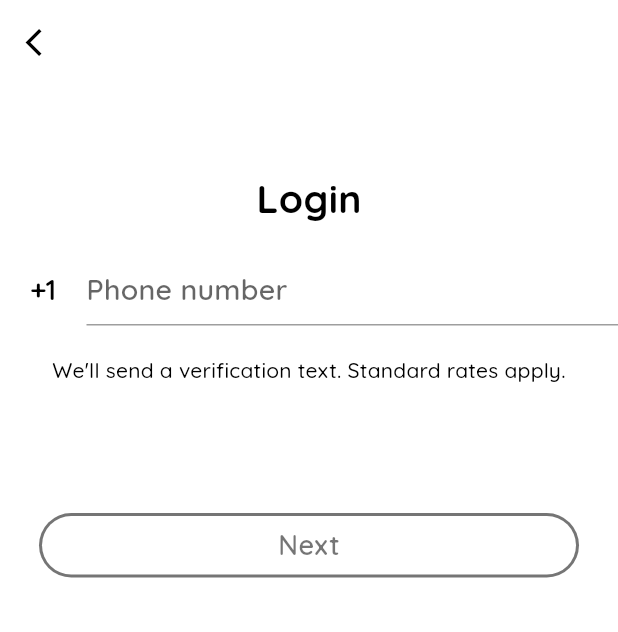
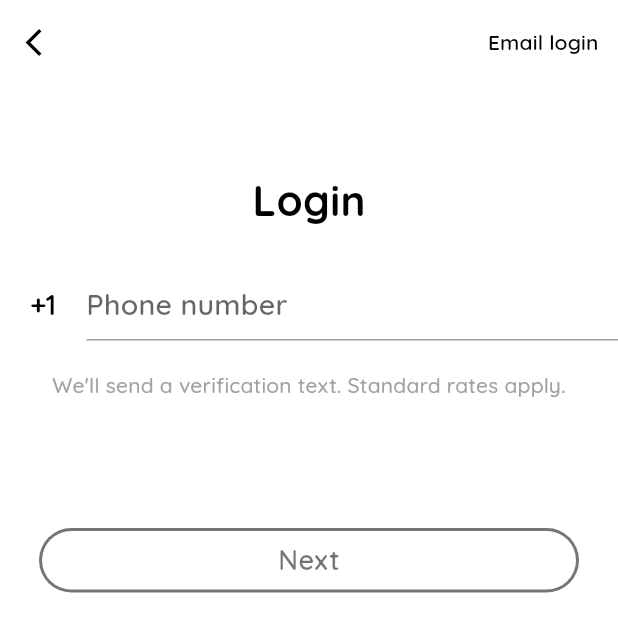
Before and after one commit to Ian2x/hs_connect, a Flutter app: the SignIn screen opened directly, after a tap on "Next", on a phone screen of 412 x 824 dp. Shown: the top 632 px of the screen. Run offline on Flutter 3.47's test engine with Material 2 defaults, Android fonts, the phone set to English and light mode, and no system bars; drawn by our look-alikes of intl_phone_number_input; our stand-ins replace bubble, cached_network_image, cloud_firestore, cloud_functions, dismissible_page, dropdown_search and 20 more; missing offline and left inert: flutter_link_previewer; accounts and stored records are empty; network calls fail.

Commit message:
good stuff

```diff
--- a/lib/screens/authenticate/signIn.dart
+++ b/lib/screens/authenticate/signIn.dart
@@ -1,6 +1,7 @@
 import 'package:firebase_auth/firebase_auth.dart';
 import 'package:flutter/material.dart';
 import 'package:hs_connect/screens/authenticate/resetPassword.dart';
+import 'package:hs_connect/screens/authenticate/smsCode.dart';
 import 'package:hs_connect/screens/wrapper.dart';
 import 'package:hs_connect/services/auth.dart';
 import 'package:hs_connect/shared/constants.dart';
@@ -31,6 +32,7 @@ class _SignInState extends State<SignIn> {
   String email = '';
   String password = '';
   String? phoneNumber;
+  PhoneNumber initial = PhoneNumber(isoCode: "US");
 
   String? error;
 
@@ -38,30 +40,60 @@ class _SignInState extends State<SignIn> {
 
   @override
   Widget build(BuildContext context) {
-    return isLoading
-        ? Scaffold(
-            backgroundColor: Colors.white, body: Loading(backgroundColor: Colors.white, spinColor: Color(0xff60676c)))
-        : withPhone ? phoneSignIn() : emailSignIn();
-  }
-
-  Widget phoneSignIn() {
     final textTheme = Theme.of(context).textTheme;
     return Scaffold(
         backgroundColor: Colors.white,
         appBar: AppBar(
-          leading: myBackButtonIcon(context, overrideColor: ThemeNotifier.lightThemeOnSurface),
+          leading: !isLoading ? myBackButtonIcon(context, overrideColor: ThemeNotifier.lightThemeOnSurface) : null,
+          automaticallyImplyLeading: false,
+          actions: [
+            Container(
+              padding: EdgeInsets.only(right: 5),
+              child: TextButton(
+                onPressed: () {
+                  if (mounted) {
+                    setState(() {
+                      withPhone = !withPhone;
+                      error = null;
+                      numberValidated = false;
+                      phoneNumber = null;
+                      email = '';
+                      password = '';
+                      passwordHidden = true;
+                    });
+                  }
+                },
+                child: Text(withPhone ? "Email login" : "Phone login",
+                    style: textTheme.subtitle2?.copyWith(color: Colors.black)),
+              ),
+            )
+          ],
           elevation: 0,
           backgroundColor: Colors.white,
         ),
-        body: Stack(children: [
+        body: isLoading
+            ? Loading(backgroundColor: Colors.white, spinColor: Color(0xff60676c))
+            : withPhone
+                ? phoneSignIn(context)
+                : emailSignIn(context));
+  }
+
+  Widget phoneSignIn(BuildContext context) {
+    final textTheme = Theme.of(context).textTheme;
+    return Stack(children: [
       SingleChildScrollView(
         child: Column(children: [
           SizedBox(height: 60),
           Text(
             'Login',
-                style: ThemeText.quicksand(fontWeight: FontWeight.w700, fontSize: 26, color: Colors.black),
+            style: ThemeText.quicksand(fontWeight: FontWeight.w700, fontSize: 28, color: Colors.black),
           ),
-              SizedBox(height: 20),
+          SizedBox(height: 10),
+          Text(
+            error ?? "",
+            style: Theme.of(context).textTheme.subtitle1?.copyWith(color: Colors.black, fontSize: 14, height: 1.3),
+            textAlign: TextAlign.center,
+          ),
           InternationalPhoneNumberInput(
             onInputChanged: (PhoneNumber number) {
               if (mounted) {
@@ -87,7 +119,7 @@ class _SignInState extends State<SignIn> {
             textStyle: textTheme.headline6?.copyWith(color: Colors.black),
             selectorTextStyle: textTheme.headline6?.copyWith(color: Colors.black),
             formatInput: false,
-                initialValue: PhoneNumber(isoCode: 'US'),
+            initialValue: initial,
             keyboardType: TextInputType.numberWithOptions(signed: true, decimal: true),
             //inputBorder: OutlineInputBorder(gapPadding: 0.0),
           ),
@@ -96,8 +128,8 @@ class _SignInState extends State<SignIn> {
             padding: EdgeInsets.only(left: 20, right: 20),
             alignment: Alignment.center,
             child: Text(
-                  error ?? "We'll send a verification text. Standard rates apply.",
-                  style: textTheme.subtitle1?.copyWith(color: Colors.black, fontSize: 14, height: 1.3),
+              "We'll send a verification text. Standard rates apply.",
+              style: textTheme.subtitle1?.copyWith(color: authPrimaryTextColor, fontSize: 14, height: 1.3),
               textAlign: TextAlign.center,
             ),
           ),
@@ -110,42 +142,41 @@ class _SignInState extends State<SignIn> {
         width: 360,
         child: AuthButton(
           buttonText: "Next",
-              hasText: email != "" && password != "",
+          hasText: numberValidated,
           onPressed: () async {
-                if (email != "" && password != "") {
+            if (phoneNumber != null) {
+              if (!numberValidated) {
+                if (mounted) {
+                  setState(() => error = "Please enter a valid number.");
+                }
+              } else {
                 if (mounted) {
                   setState(() => isLoading = true);
                 }
-                  dynamic result = await _auth.signInWithEmail(email, password);
-                  if (!(result is User?)) {
+                bool inUse = await _auth.checkIfNumberInUse(phoneNumber!);
+                if (inUse) {
+                  // push smsCode page
+                  Navigator.of(context).push(MaterialPageRoute(
+                      builder: (context) => SMSCode(phoneNumber: phoneNumber!, domain: "IRRELEVANT", signUp: false)));
+                } else {
                   if (mounted) {
                     setState(() {
-                        error = authError;
+                      error = "This number is not recognized";
                       isLoading = false;
                     });
                   }
-                  } else {
-                    Navigator.of(context).pushAndRemoveUntil(
-                        MaterialPageRoute(builder: (context) => Wrapper()), (Route<dynamic> route) => false);
                 }
               }
-                dismissKeyboard(context);
+            }
           },
         ),
       ),
-        ]));
+    ]);
   }
 
-
-  Widget emailSignIn() {
-    return Scaffold(
-        backgroundColor: Colors.white,
-        appBar: AppBar(
-          leading: myBackButtonIcon(context, overrideColor: ThemeNotifier.lightThemeOnSurface),
-          elevation: 0,
-          backgroundColor: Colors.white,
-        ),
-        body: Stack(children: [
+  Widget emailSignIn(BuildContext context) {
+    final textTheme = Theme.of(context).textTheme;
+    return Stack(children: [
       SingleChildScrollView(
         child: Column(children: [
           SizedBox(height: 60),
@@ -156,8 +187,7 @@ class _SignInState extends State<SignIn> {
           SizedBox(height: 10),
           Text(
             error ?? "",
-                style:
-                Theme.of(context).textTheme.subtitle1?.copyWith(color: Colors.black, fontSize: 14, height: 1.3),
+            style: textTheme.subtitle1?.copyWith(color: Colors.black, fontSize: 14, height: 1.3),
             textAlign: TextAlign.center,
           ),
           Container(
@@ -166,10 +196,10 @@ class _SignInState extends State<SignIn> {
               children: [
                 TextField(
                     autocorrect: false,
-                        style: Theme.of(context).textTheme.headline6?.copyWith(color: authPrimaryTextColor),
+                    style: textTheme.headline6?.copyWith(color: authPrimaryTextColor),
                     maxLines: null,
                     decoration: InputDecoration(
-                            hintStyle: Theme.of(context).textTheme.headline6?.copyWith(color: authHintTextColor),
+                        hintStyle: textTheme.headline6?.copyWith(color: authHintTextColor),
                         border: InputBorder.none,
                         hintText: "Email"),
                     onChanged: (val) {
@@ -181,9 +211,9 @@ class _SignInState extends State<SignIn> {
                 SizedBox(height: 10),
                 TextField(
                     autocorrect: false,
-                        style: Theme.of(context).textTheme.headline6?.copyWith(color: authPrimaryTextColor),
+                    style: textTheme.headline6?.copyWith(color: authPrimaryTextColor),
                     decoration: InputDecoration(
-                            hintStyle: Theme.of(context).textTheme.headline6?.copyWith(color: authHintTextColor),
+                        hintStyle: textTheme.headline6?.copyWith(color: authHintTextColor),
                         border: InputBorder.none,
                         suffixIcon: IconButton(
                           icon: passwordHidden ? Icon(Icons.visibility) : Icon(Icons.visibility_off),
@@ -212,10 +242,7 @@ class _SignInState extends State<SignIn> {
             },
             child: Text(
               "Forgot password?",
-                  style: Theme.of(context)
-                      .textTheme
-                      .subtitle1
-                      ?.copyWith(color: authPrimaryTextColor, fontSize: 14, height: 1.3),
+              style: textTheme.subtitle1?.copyWith(color: authPrimaryTextColor, fontSize: 14, height: 1.3),
               textAlign: TextAlign.center,
             ),
           ),
@@ -251,6 +278,6 @@ class _SignInState extends State<SignIn> {
           },
         ),
       ),
-        ]));
+    ]);
   }
 }
```
Also changed, not shown: lib/screens/authenticate/chooseSchool.dart (+23 -21 lines), lib/screens/authenticate/registerNumber.dart (+23 -7 lines), lib/screens/authenticate/smsCode.dart (+15 -11 lines), 1 other file. Lines whose indentation alone changed are shown as unchanged.
